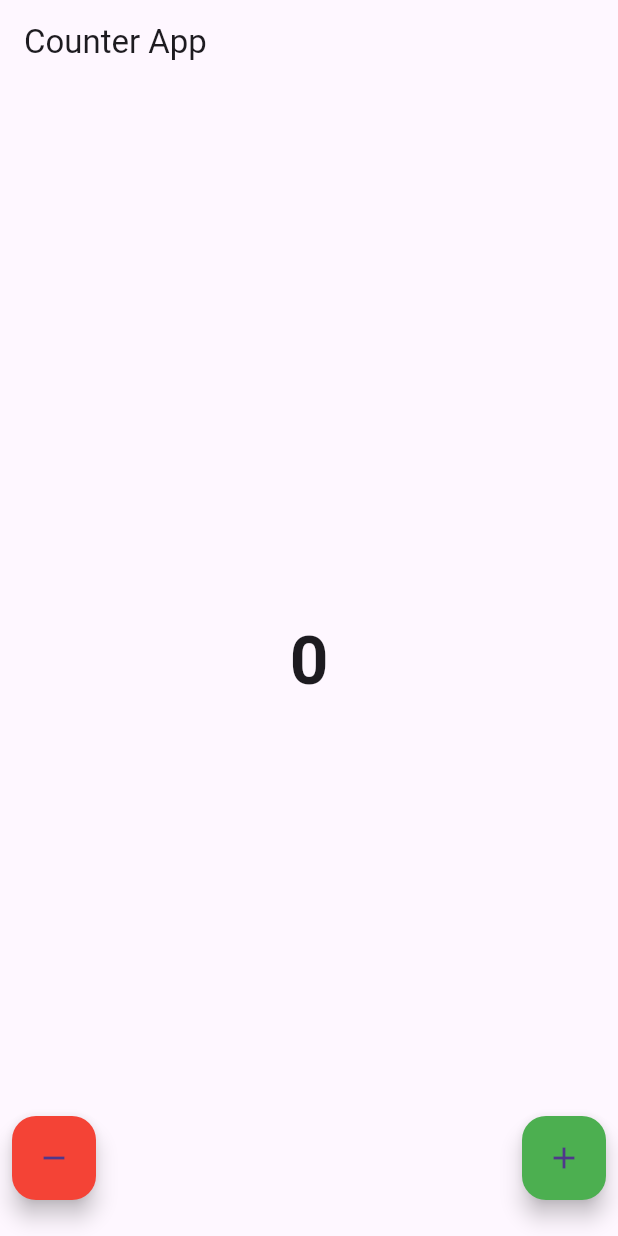
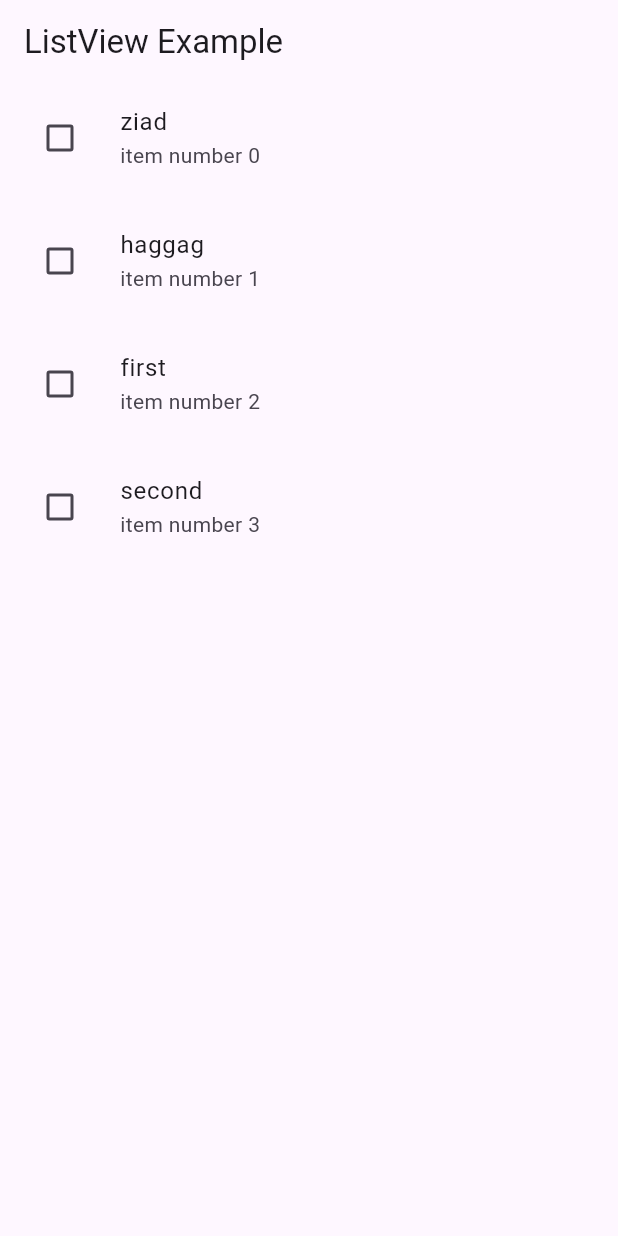
Before and after one commit to ziadhaggagNZ/Flutter_ZeroToMastery_course, a Flutter app: the screen it shows after launch, on a phone screen of 412 x 824 dp. Run offline on Flutter 3.47's test engine with Material 3 defaults, Android fonts, the phone set to English and light mode, and no system bars.

Commit message:
ListView + Builder

```diff
--- a/02_flutter_basics/lib/main.dart
+++ b/02_flutter_basics/lib/main.dart
@@ -1,5 +1,6 @@
 import 'package:flutter/material.dart';
 import 'package:flutter_basics/presentation/counter/counter_screen.dart';
+import 'package:flutter_basics/presentation/list/list_screen.dart';
 import 'package:flutter_basics/presentation/widget_examples/widget_examples_screen.dart';
 
 void main() {
@@ -12,7 +13,7 @@ class MyApp extends StatelessWidget {
   @override
   Widget build(BuildContext context) {
     return MaterialApp(
-        home: CounterScreen() //WidgetExamplesScreen()
+        home: ListScreen() //CounterScreen() //WidgetExamplesScreen()
          );
   }
 }
--- /dev/null
+++ b/02_flutter_basics/lib/presentation/list/list_screen.dart
@@ -0,0 +1,119 @@
+import 'package:flutter/material.dart';
+
+class ListScreen extends StatelessWidget {
+  const ListScreen({super.key});
+
+  @override
+  Widget build(BuildContext context) {
+  List<String> example = ["ziad" , "haggag" , "first"  , "second"];
+    return Scaffold(
+      appBar: AppBar(title: const Text("ListView Example "),),
+      body: ListView.separated(
+        itemCount: example.length,
+        separatorBuilder: (context, index) {
+          return const SizedBox(height: 10,);
+        },
+        itemBuilder: (context,index){
+          return ListTile(
+            title: Text(example[index]),
+            subtitle: Text("item number $index"),
+            leading:  Checkbox(value: false, onChanged: (value){}),
+          );
+        }
+        )
+    );
+  }
+}
+
+
+
+
+
+
+
+
+// ListView(
+//         //scrollDirection: Axis.horizontal,
+//         children: [
+//           Container(
+//             color: Colors.amber,
+//             height: 100,
+//             width: 50,
+//           ),
+//           Container(
+//             color: Colors.red,
+//             height: 100,
+//             width: 50,
+//           ),
+//           Container(
+//             color: Colors.blue,
+//             height: 100,
+//             width: 50,
+//           ),
+//           Container(
+//             color: Colors.blueGrey,
+//             height: 100,
+//             width: 50,
+//           ),
+//                   Container(
+//             color: Colors.amber,
+//             height: 100,
+//             width: 50,
+//           ),
+//           Container(
+//             color: Colors.red,
+//             height: 100,
+//             width: 50,
+//           ),
+//           Container(
+//             color: Colors.blue,
+//             height: 100,
+//             width: 50,
+//           ),
+//           Container(
+//             color: Colors.blueGrey,
+//             height: 100,
+//             width: 50,
+//           ),
+//           Container(
+//             color: Colors.amber,
+//             height: 100,
+//             width: 50,
+//           ),
+//           Container(
+//             color: Colors.red,
+//             height: 100,
+//             width: 50,
+//           ),
+//           Container(
+//             color: Colors.blue,
+//             height: 100,
+//             width: 50,
+//           ),
+//           Container(
+//             color: Colors.blueGrey,
+//             height: 100,
+//             width: 50,
+//           ),
+//                   Container(
+//             color: Colors.amber,
+//             height: 100,
+//             width: 50,
+//           ),
+//           Container(
+//             color: Colors.red,
+//             height: 100,
+//             width: 50,
+//           ),
+//           Container(
+//             color: Colors.blue,
+//             height: 100,
+//             width: 50,
+//           ),
+//           Container(
+//             color: Colors.blueGrey,
+//             height: 100,
+//             width: 50,
+//           ),
+//         ],
+//       ) ,
```
